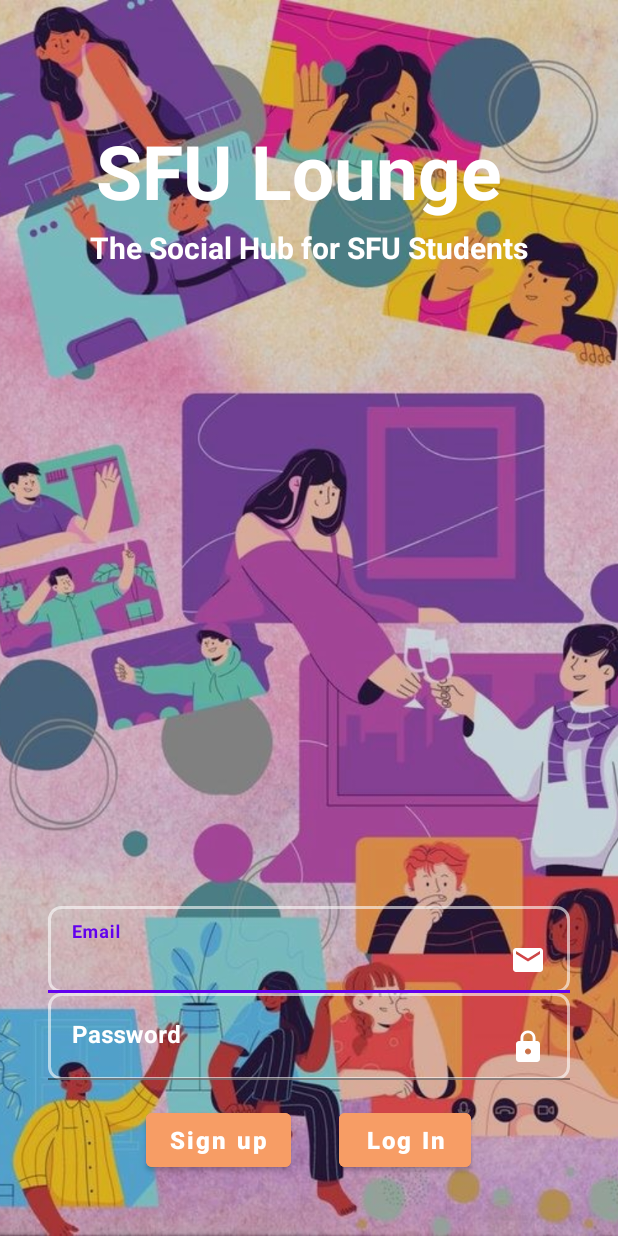
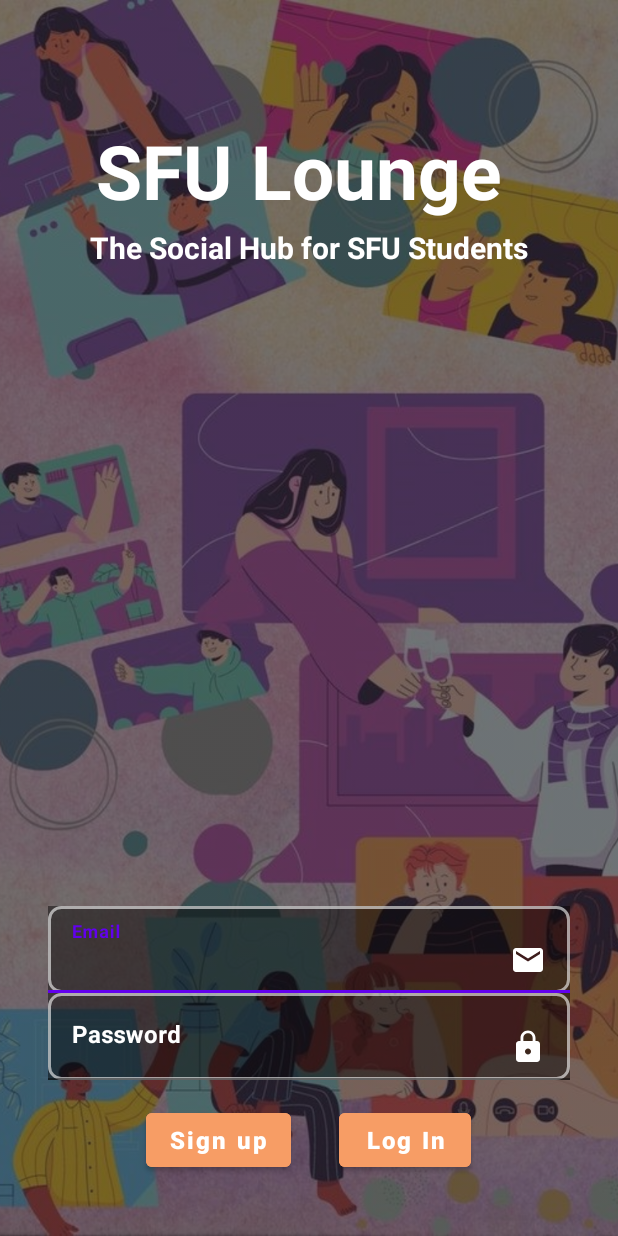
Before and after one commit to kianhk6/SFULonge, an Android app: the screen it shows after launch (LoginActivity), on a phone screen of 412 x 824 dp. Run offline under Robolectric (Android 15) with nearby library versions, the phone set to English and light mode, and no system bars; our stand-ins replace Firebase (no records; nobody signed in at launch, a user with empty details on screens opened directly).

Commit message:
Edited activity_login.xml
Match with register

```diff
--- a/app/src/main/res/layout/activity_login.xml
+++ b/app/src/main/res/layout/activity_login.xml
@@ -16,7 +16,9 @@
             android:layout_width="match_parent"
             android:layout_height="match_parent"
             android:scaleType="centerCrop"
-            android:src="@drawable/bg_signin" />
+            android:src="@drawable/bg_signin"
+            android:tintMode="src_atop"
+            app:tint="#8D272525" />
 
     </FrameLayout>
 
@@ -74,6 +76,7 @@
         <com.google.android.material.textfield.TextInputLayout
             android:layout_width="match_parent"
             android:layout_height="wrap_content"
+            android:background="#75000000"
             android:textColorHint="#ffffff">
 
             <EditText
@@ -94,6 +97,7 @@
         <com.google.android.material.textfield.TextInputLayout
             android:layout_width="match_parent"
             android:layout_height="wrap_content"
+            android:background="#75000000"
             android:textColorHint="#ffffff">
 
             <EditText
```
